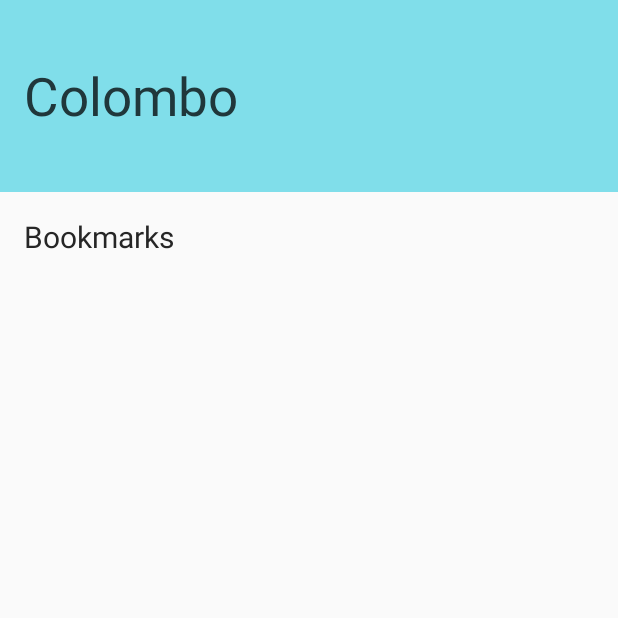
After one commit to omertrnguzun/Colombo, an Android app: the BookmarksActivity screen opened directly, with no data from a screen before it, on a phone screen of 412 x 824 dp, the top half of it. The commit adds this screen. Run offline under Robolectric (Android 15) with nearby library versions, the phone set to English and light mode, and no system bars.

Commit message:
Preparing structure for bookmarks

```diff
--- a/app/build.gradle
+++ b/app/build.gradle
@@ -30,5 +30,6 @@ dependencies {
     compile 'com.amqtech:perms-helper:1.0.2'
     compile 'com.android.support:support-v4:23.4.0'
     compile 'com.heinrichreimersoftware:material-intro:1.5.4'
+    compile 'com.android.support.constraint:constraint-layout:1.0.0-alpha2'
     testCompile 'junit:junit:4.12'
 }
--- /dev/null
+++ b/app/src/main/java/com/riccardobusetti/colombo/activities/BookmarksActivity.java
@@ -0,0 +1,21 @@
+package com.riccardobusetti.colombo.activities;
+
+import android.os.Bundle;
+import android.support.v7.widget.Toolbar;
+
+import com.riccardobusetti.colombo.R;
+
+public class BookmarksActivity extends PlaceholderUiActivity {
+
+    @Override
+    protected void onCreate(Bundle savedInstanceState) {
+        super.onCreate(savedInstanceState);
+        setContentView(R.layout.activity_bookmarks);
+        Toolbar toolbar = (Toolbar) findViewById(R.id.toolbar);
+        setSupportActionBar(toolbar);
+        setTitle("");
+
+
+    }
+
+}
--- a/app/src/main/java/com/riccardobusetti/colombo/activities/MainActivity.java
+++ b/app/src/main/java/com/riccardobusetti/colombo/activities/MainActivity.java
@@ -558,7 +558,7 @@ public class MainActivity extends PlaceholderUiActivity {
                                 launchPerms();
                                 break;
                             case R.id.action_settings:
-                                startActivity(new Intent(MainActivity.this, SettingsActivity.class));
+                                startActivity(new Intent(MainActivity.this, BookmarksActivity.class));
                                 break;
                         }
                         return super.onMenuItemSelected(menu, item);
--- /dev/null
+++ b/app/src/main/res/layout/activity_bookmarks.xml
@@ -0,0 +1,75 @@
+<?xml version="1.0" encoding="utf-8"?>
+<android.support.design.widget.CoordinatorLayout xmlns:android="http://schemas.android.com/apk/res/android"
+    xmlns:app="http://schemas.android.com/apk/res-auto"
+    xmlns:tools="http://schemas.android.com/tools"
+    android:layout_width="match_parent"
+    android:layout_height="match_parent">
+
+    <android.support.design.widget.AppBarLayout
+        android:layout_width="match_parent"
+        android:layout_height="wrap_content"
+        android:id="@+id/appbar"
+        android:background="@color/colorPrimary">
+
+        <android.support.design.widget.CollapsingToolbarLayout
+            android:layout_width="match_parent"
+            android:layout_height="128dp"
+            app:layout_scrollFlags="scroll|snap|enterAlwaysCollapsed"
+            android:background="@android:color/transparent">
+
+            <FrameLayout
+                android:layout_gravity="center_vertical"
+                android:layout_width="match_parent"
+                android:layout_height="wrap_content"
+                android:id="@+id/title_bookmarks"
+                app:layout_collapseMode="parallax">
+
+                <android.support.v7.widget.Toolbar
+                    android:layout_width="match_parent"
+                    android:layout_height="wrap_content"
+                    android:id="@+id/toolbar"
+                    android:layout_gravity="center_vertical">
+
+                    <TextView
+                        android:gravity="center_vertical"
+                        android:layout_width="wrap_content"
+                        android:layout_height="wrap_content"
+                        android:textSize="35dp"
+                        android:text="@string/app_name"
+                        android:layout_margin="16dp"
+                        android:textColor="@color/colorTextBlack"/>
+
+                </android.support.v7.widget.Toolbar>
+
+            </FrameLayout>
+
+        </android.support.design.widget.CollapsingToolbarLayout>
+
+    </android.support.design.widget.AppBarLayout>
+
+    <RelativeLayout
+        android:layout_width="wrap_content"
+        android:layout_height="wrap_content"
+        app:layout_behavior="@string/appbar_scrolling_view_behavior">
+
+    <TextView
+        android:id="@+id/text_bookmark"
+        android:layout_width="wrap_content"
+        android:layout_height="wrap_content"
+        android:text="Bookmarks"
+        android:textColor="@color/text_black_87"
+        android:textSize="20dp"
+        android:layout_margin="16dp"/>
+
+    <android.support.v7.widget.RecyclerView
+        android:layout_marginLeft="10dp"
+        android:layout_marginRight="10dp"
+        android:layout_below="@+id/text_bookmark"
+        android:layout_width="match_parent"
+        android:layout_height="wrap_content"
+        android:id="@+id/recyclerViewer"
+        android:scrollbars="vertical"/>
+
+    </RelativeLayout>
+
+</android.support.design.widget.CoordinatorLayout>
--- a/app/src/main/res/values/colors.xml
+++ b/app/src/main/res/values/colors.xml
@@ -1,7 +1,7 @@
 <?xml version="1.0" encoding="utf-8"?>
 <resources>
-    <color name="colorPrimary">#03A9F4</color>
-    <color name="colorPrimaryDark">#0288D1</color>
+    <color name="colorPrimary">#80DEEA</color>
+    <color name="colorPrimaryDark">#26C6DA</color>
     <color name="colorAccent">#00C853</color>
 
     <color name="colorPrimaryIncognito">#424242</color>
@@ -11,8 +11,9 @@
     <color name="swipeRefresh">#757575</color>
     <color name="swipeRefreshIncognito">#424242</color>
 
-    <color name="text_black_87">#000000</color>
+    <color name="text_black_87">#262626</color>
     <color name="text_white_87">#FAFAFA</color>
+    <color name="colorTextBlack">#20373B</color>
 
     <color name="colorIconGrey">#757575</color>
 </resources>
--- a/app/src/main/res/values/strings.xml
+++ b/app/src/main/res/values/strings.xml
@@ -94,5 +94,6 @@
     <string name="pref_dark">Dark Mode</string>
     <string name="pref_dark_summary">Use dark theme instaed of white.</string>
     <string name="menu_search_words">Find in page</string>
+    <string name="title_activity_bookmarks">BookmarksActivity</string>
 
 </resources>
--- a/app/src/main/res/values/styles.xml
+++ b/app/src/main/res/values/styles.xml
@@ -1,9 +1,8 @@
-<resources>
+<resources xmlns:tools="http://schemas.android.com/tools">
 
     <!-- Base application theme. -->
     <style name="AppTheme" parent="Theme.AppCompat.Light">
         <!-- Customize your theme here. -->
-        <item name="android:windowTitleSize">128dp</item>
         <item name="colorPrimary">@color/colorPrimary</item>
         <item name="colorPrimaryDark">@color/colorPrimaryDark</item>
         <item name="colorAccent">@color/colorAccent</item>
@@ -22,6 +21,7 @@
         <item name="android:windowTitleStyle">@style/CustomWindowTitle</item>
         <item name="android:windowTitleBackgroundStyle">@style/CustomWindowTitleBackground</item>
         <item name="android:windowNoTitle">false</item>
+        <item name="android:windowLightStatusBar" tools:targetApi="m">true</item>
     </style>
 
     <style name="ToolbarSearchView" parent="Base.ThemeOverlay.AppCompat.ActionBar">
@@ -76,4 +76,8 @@
         <item name="android:textColor">@android:color/transparent</item>
     </style>
 
+    <style name="AppTheme.AppBarOverlay" parent="ThemeOverlay.AppCompat.Dark.ActionBar" />
+
+    <style name="AppTheme.PopupOverlay" parent="ThemeOverlay.AppCompat.Light" />
+
 </resources>
```
Also changed, not shown: app/src/main/AndroidManifest.xml (+8 -5 lines), app/src/main/java/com/riccardobusetti/colombo/adapter/MyAdapter.java (added, +76 -0 lines), app/src/main/java/com/riccardobusetti/colombo/data/CardData.java (added, +51 -0 lines), app/src/main/java/com/riccardobusetti/colombo/database/Contants.java (added, +22 -0 lines), app/src/main/java/com/riccardobusetti/colombo/database/DBAdapter.java (added, +113 -0 lines), app/src/main/java/com/riccardobusetti/colombo/database/DBHelper.java (added, +43 -0 lines), app/src/main/java/com/riccardobusetti/colombo/holder/MyHolder.java (added, +40 -0 lines), app/src/main/java/com/riccardobusetti/colombo/util/ItemClickListener.java (added, +13 -0 lines), app/src/main/res/layout/bookmark_layout.xml (added, +35 -0 lines).
